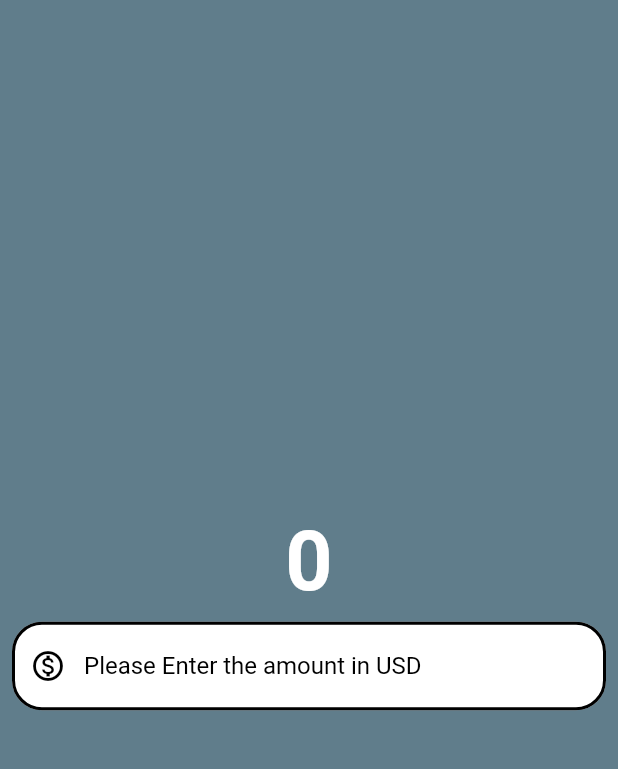
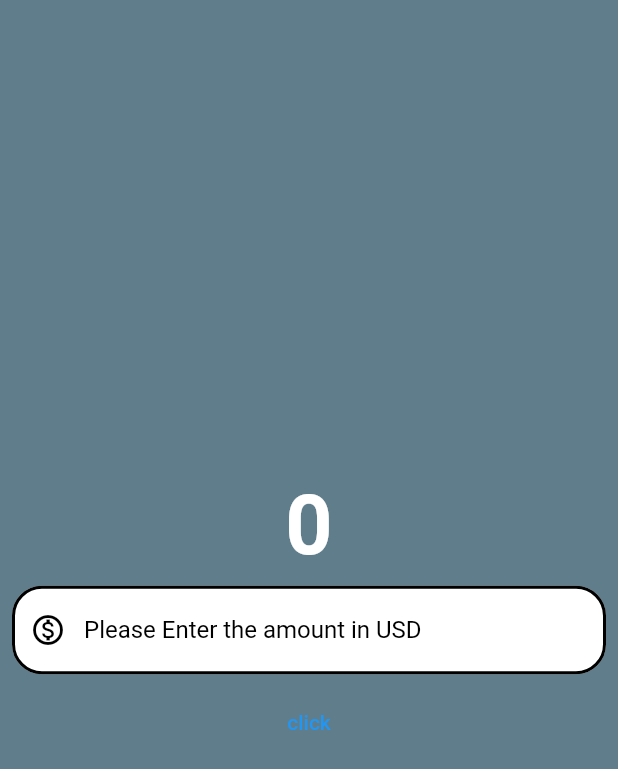
Before and after one commit to arshedgithub/Currency-converter-app, a Flutter app: the screen it shows after launch, on a phone screen of 412 x 824 dp. Shown: the top 769 px of the screen. Run offline on Flutter 3.47's test engine with Material 2 defaults, Android fonts, the phone set to English and light mode, and no system bars.

Commit message:
Text button added

```diff
--- a/lib/currency_converter_material_page.dart
+++ b/lib/currency_converter_material_page.dart
@@ -7,13 +7,13 @@ class CurrenceyConverterMaterialPage extends StatelessWidget {
   Widget build(BuildContext context){
     // final border =
 
-    return const Scaffold(
+    return Scaffold(
       backgroundColor: Colors.blueGrey,
       body: Center(
         child: Column(
           mainAxisAlignment: MainAxisAlignment.center,
           children: [
-            Text(
+            const Text(
               '0',
               style: TextStyle(
                 fontSize: 55,
@@ -21,7 +21,7 @@ class CurrenceyConverterMaterialPage extends StatelessWidget {
                 color: Color.fromARGB(255, 255, 255, 255),
               ),
             ),
-            Padding(
+            const Padding(
               padding: EdgeInsets.all(8.0),
               child: TextField(
                 style: TextStyle(
@@ -56,6 +56,12 @@ class CurrenceyConverterMaterialPage extends StatelessWidget {
                 ),
               ),
             ),
+            TextButton(
+              onPressed: (){
+                print('clicked');
+              },
+              child: const Text('click'),
+            )
           ],
         ),
       ),
```
